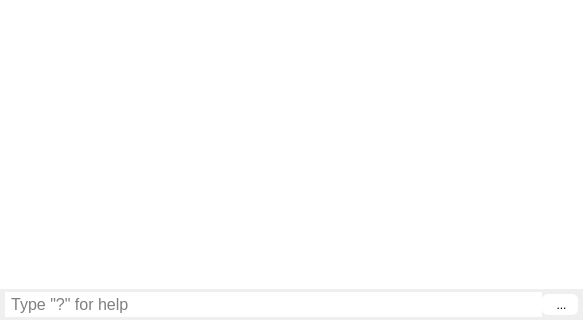
First picture: the form in src/widgets/ConsoleWidget.ui, repository rizinorg/cutter, before the edit; both pictures show x 0 to 583 and y 214 to 534 of the 583 by 534 pixel window.
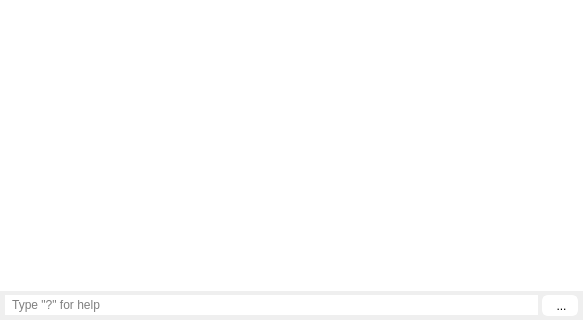
Second picture: the form after the edit. Icons and pictures are not drawn.

Commit message: Use config font in ConsoleWidget and Hexdump parse

What changed in the file:
```diff
--- a/src/widgets/ConsoleWidget.ui
+++ b/src/widgets/ConsoleWidget.ui
@@ -43,9 +43,6 @@
        <pointsize>11</pointsize>
       </font>
      </property>
-     <property name="styleSheet">
-      <string notr="true">/*QPlainTextEdit { background: rgb(226, 230, 235) }*/</string>
-     </property>
      <property name="frameShape">
       <enum>QFrame::NoFrame</enum>
      </property>
@@ -66,7 +63,7 @@
    <item>
     <layout class="QHBoxLayout" name="horizontalLayout">
      <property name="spacing">
-      <number>0</number>
+      <number>4</number>
      </property>
      <property name="leftMargin">
       <number>5</number>
@@ -82,13 +79,8 @@
      </property>
      <item>
       <widget class="QLineEdit" name="inputLineEdit">
-       <property name="font">
-        <font>
-         <pointsize>12</pointsize>
-        </font>
-       </property>
        <property name="styleSheet">
-        <string notr="true">/*border-top: 1px solid rgb(255, 255, 255);*/</string>
+        <string notr="true">border: 2px solid palette(base);</string>
        </property>
        <property name="frame">
         <bool>false</bool>
@@ -103,6 +95,12 @@
      </item>
      <item>
       <widget class="QToolButton" name="execButton">
+       <property name="sizePolicy">
+        <sizepolicy hsizetype="Fixed" vsizetype="Preferred">
+         <horstretch>0</horstretch>
+         <verstretch>0</verstretch>
+        </sizepolicy>
+       </property>
        <property name="toolTip">
         <string>Execute command</string>
        </property>
```
The commit also changes 5 other files.
